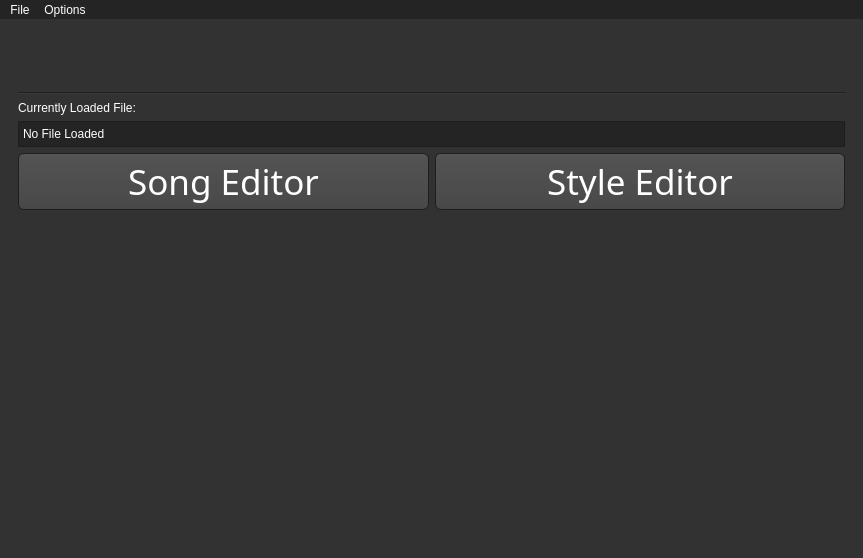
First picture: the form in WiiMusicPlus.ui, repository BenjaminHalko/WiiMusicEditorPlus, before the edit.
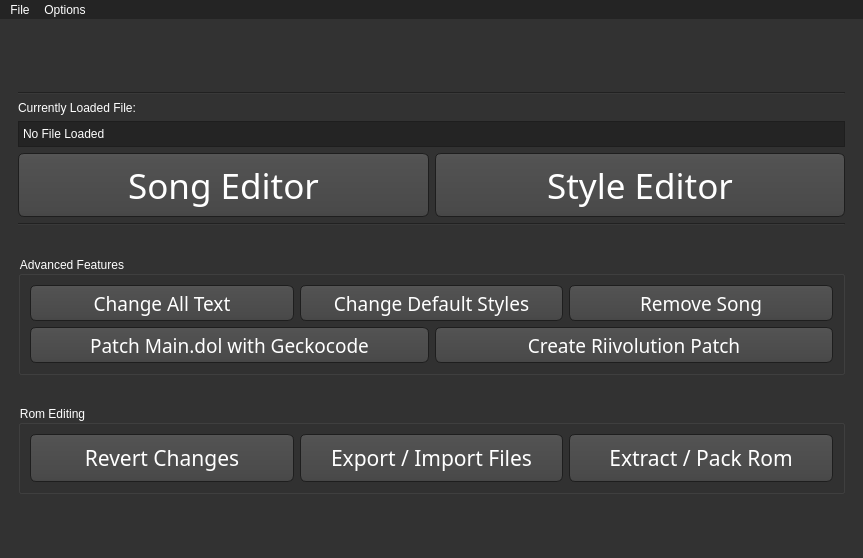
Second picture: the form after the edit. Icons and pictures are not drawn.

Commit message: Added More Menu Options

Diff of the .ui file:
```diff
--- a/WiiMusicPlus.ui
+++ b/WiiMusicPlus.ui
@@ -949,9 +949,201 @@
   <widget class="QWidget" name="centralwidget">
    <property name="palette">
     <palette>
-     <active/>
-     <inactive/>
-     <disabled/>
+     <active>
+      <colorrole role="WindowText">
+       <brush brushstyle="SolidPattern">
+        <color alpha="255">
+         <red>255</red>
+         <green>255</green>
+         <blue>255</blue>
+        </color>
+       </brush>
+      </colorrole>
+      <colorrole role="Button">
+       <brush brushstyle="SolidPattern">
+        <color alpha="255">
+         <red>50</red>
+         <green>50</green>
+         <blue>50</blue>
+        </color>
+       </brush>
+      </colorrole>
+      <colorrole role="Text">
+       <brush brushstyle="SolidPattern">
+        <color alpha="255">
+         <red>255</red>
+         <green>255</green>
+         <blue>255</blue>
+        </color>
+       </brush>
+      </colorrole>
+      <colorrole role="ButtonText">
+       <brush brushstyle="SolidPattern">
+        <color alpha="255">
+         <red>255</red>
+         <green>255</green>
+         <blue>255</blue>
+        </color>
+       </brush>
+      </colorrole>
+      <colorrole role="Base">
+       <brush brushstyle="SolidPattern">
+        <color alpha="255">
+         <red>50</red>
+         <green>50</green>
+         <blue>50</blue>
+        </color>
+       </brush>
+      </colorrole>
+      <colorrole role="Window">
+       <brush brushstyle="SolidPattern">
+        <color alpha="255">
+         <red>50</red>
+         <green>50</green>
+         <blue>50</blue>
+        </color>
+       </brush>
+      </colorrole>
+      <colorrole role="PlaceholderText">
+       <brush brushstyle="NoBrush">
+        <color alpha="128">
+         <red>0</red>
+         <green>0</green>
+         <blue>0</blue>
+        </color>
+       </brush>
+      </colorrole>
+     </active>
+     <inactive>
+      <colorrole role="WindowText">
+       <brush brushstyle="SolidPattern">
+        <color alpha="255">
+         <red>255</red>
+         <green>255</green>
+         <blue>255</blue>
+        </color>
+       </brush>
+      </colorrole>
+      <colorrole role="Button">
+       <brush brushstyle="SolidPattern">
+        <color alpha="255">
+         <red>50</red>
+         <green>50</green>
+         <blue>50</blue>
+        </color>
+       </brush>
+      </colorrole>
+      <colorrole role="Text">
+       <brush brushstyle="SolidPattern">
+        <color alpha="255">
+         <red>255</red>
+         <green>255</green>
+         <blue>255</blue>
+        </color>
+       </brush>
+      </colorrole>
+      <colorrole role="ButtonText">
+       <brush brushstyle="SolidPattern">
+        <color alpha="255">
+         <red>255</red>
+         <green>255</green>
+         <blue>255</blue>
+        </color>
+       </brush>
+      </colorrole>
+      <colorrole role="Base">
+       <brush brushstyle="SolidPattern">
+        <color alpha="255">
+         <red>50</red>
+         <green>50</green>
+         <blue>50</blue>
+        </color>
+       </brush>
+      </colorrole>
+      <colorrole role="Window">
+       <brush brushstyle="SolidPattern">
+        <color alpha="255">
+         <red>50</red>
+         <green>50</green>
+         <blue>50</blue>
+        </color>
+       </brush>
+      </colorrole>
+      <colorrole role="PlaceholderText">
+       <brush brushstyle="NoBrush">
+        <color alpha="128">
+         <red>255</red>
+         <green>255</green>
+         <blue>255</blue>
+        </color>
+       </brush>
+      </colorrole>
+     </inactive>
+     <disabled>
+      <colorrole role="WindowText">
+       <brush brushstyle="SolidPattern">
+        <color alpha="255">
+         <red>64</red>
+         <green>64</green>
+         <blue>64</blue>
+        </color>
+       </brush>
+      </colorrole>
+      <colorrole role="Button">
+       <brush brushstyle="SolidPattern">
+        <color alpha="255">
+         <red>50</red>
+         <green>50</green>
+         <blue>50</blue>
+        </color>
+       </brush>
+      </colorrole>
+      <colorrole role="Text">
+       <brush brushstyle="SolidPattern">
+        <color alpha="255">
+         <red>64</red>
+         <green>64</green>
+         <blue>64</blue>
+        </color>
+       </brush>
+      </colorrole>
+      <colorrole role="ButtonText">
+       <brush brushstyle="SolidPattern">
+        <color alpha="255">
+         <red>64</red>
+         <green>64</green>
+         <blue>64</blue>
+        </color>
+       </brush>
+      </colorrole>
+      <colorrole role="Base">
+       <brush brushstyle="SolidPattern">
+        <color alpha="255">
+         <red>50</red>
+         <green>50</green>
+         <blue>50</blue>
+        </color>
+       </brush>
+      </colorrole>
+      <colorrole role="Window">
+       <brush brushstyle="SolidPattern">
+        <color alpha="255">
+         <red>50</red>
+         <green>50</green>
+         <blue>50</blue>
+        </color>
+       </brush>
+      </colorrole>
+      <colorrole role="PlaceholderText">
+       <brush brushstyle="NoBrush">
+        <color alpha="128">
+         <red>0</red>
+         <green>0</green>
+         <blue>0</blue>
+        </color>
+       </brush>
+      </colorrole>
+     </disabled>
     </palette>
    </property>
    <layout class="QVBoxLayout" name="verticalLayout_12">
@@ -1047,7 +1239,7 @@
             <property name="minimumSize">
              <size>
               <width>0</width>
-              <height>48</height>
+              <height>64</height>
              </size>
             </property>
             <property name="font">
@@ -1066,7 +1258,7 @@
             <property name="minimumSize">
              <size>
               <width>0</width>
-              <height>48</height>
+              <height>64</height>
              </size>
             </property>
             <property name="font">
@@ -1082,6 +1274,217 @@
           </item>
          </layout>
         </item>
+        <item>
+         <widget class="Line" name="line">
+          <property name="orientation">
+           <enum>Qt::Horizontal</enum>
+          </property>
+         </widget>
+        </item>
+        <item>
+         <spacer name="verticalSpacer_2">
+          <property name="orientation">
+           <enum>Qt::Vertical</enum>
+          </property>
+          <property name="sizeHint" stdset="0">
+           <size>
+            <width>20</width>
+            <height>40</height>
+           </size>
+          </property>
+         </spacer>
+        </item>
+        <item>
+         <widget class="QGroupBox" name="groupBox_2">
+          <property name="title">
+           <string>Advanced Features</string>
+          </property>
+          <layout class="QVBoxLayout" name="verticalLayout_11">
+           <item>
+            <layout class="QHBoxLayout" name="horizontalLayout_2">
+             <item>
+              <widget class="QPushButton" name="MP_SongEditor_Button_2">
+               <property name="minimumSize">
+                <size>
+                 <width>0</width>
+                 <height>36</height>
+                </size>
+               </property>
+               <property name="font">
+                <font>
+                 <family>Continuum Medium</family>
+                 <pointsize>14</pointsize>
+                </font>
+               </property>
+               <property name="text">
+                <string>Change All Text</string>
+               </property>
+              </widget>
+             </item>
+             <item>
+              <widget class="QPushButton" name="MP_SongEditor_Button_4">
+               <property name="minimumSize">
+                <size>
+                 <width>0</width>
+                 <height>36</height>
+                </size>
+               </property>
+               <property name="font">
+                <font>
+                 <family>Continuum Medium</family>
+                 <pointsize>14</pointsize>
+                </font>
+               </property>
+               <property name="text">
+                <string>Change Default Styles</string>
+               </property>
+              </widget>
+             </item>
+             <item>
+              <widget class="QPushButton" name="MP_SongEditor_Button_5">
+               <property name="minimumSize">
+                <size>
+                 <width>0</width>
+                 <height>36</height>
+                </size>
+               </property>
+               <property name="font">
+                <font>
+                 <family>Continuum Medium</family>
+                 <pointsize>14</pointsize>
+                </font>
+               </property>
+               <property name="text">
+                <string>Remove Song</string>
+               </property>
+              </widget>
+             </item>
+            </layout>
+           </item>
+           <item>
+            <layout class="QHBoxLayout" name="horizontalLayout">
+             <item>
+              <widget class="QPushButton" name="MP_SongEditor_Button_3">
+               <property name="minimumSize">
+                <size>
+                 <width>0</width>
+                 <height>36</height>
+                </size>
+               </property>
+               <property name="font">
+                <font>
+                 <family>Continuum Medium</family>
+                 <pointsize>14</pointsize>
+                </font>
+               </property>
+               <property name="text">
+                <string>Patch Main.dol with Geckocode</string>
+               </property>
+              </widget>
+             </item>
+             <item>
+              <widget class="QPushButton" name="MP_SongEditor_Button_6">
+               <property name="minimumSize">
+                <size>
+                 <width>0</width>
+                 <height>36</height>
+                </size>
+               </property>
+               <property name="font">
+                <font>
+                 <family>Continuum Medium</family>
+                 <pointsize>14</pointsize>
+                </font>
+               </property>
+               <property name="text">
+                <string>Create Riivolution Patch</string>
+               </property>
+              </widget>
+             </item>
+            </layout>
+           </item>
+          </layout>
+         </widget>
+        </item>
+        <item>
+         <spacer name="verticalSpacer">
+          <property name="orientation">
+           <enum>Qt::Vertical</enum>
+          </property>
+          <property name="sizeHint" stdset="0">
+           <size>
+            <width>20</width>
+            <height>40</height>
+           </size>
+          </property>
+         </spacer>
+        </item>
+        <item>
+         <widget class="QGroupBox" name="groupBox">
+          <property name="title">
+           <string>Rom Editing</string>
+          </property>
+          <layout class="QHBoxLayout" name="horizontalLayout_3">
+           <item>
+            <widget class="QPushButton" name="MP_RevertChanges_Button">
+             <property name="minimumSize">
+              <size>
+               <width>0</width>
+               <height>48</height>
+              </size>
+             </property>
+             <property name="font">
+              <font>
+               <family>Continuum Medium</family>
+               <pointsize>16</pointsize>
+              </font>
+             </property>
+             <property name="text">
+              <string>Revert Changes</string>
+             </property>
+            </widget>
+           </item>
+           <item>
+            <widget class="QPushButton" name="MP_ImportExport_Button">
+             <property name="minimumSize">
+              <size>
+               <width>0</width>
+               <height>48</height>
+              </size>
+             </property>
+             <property name="font">
+              <font>
+               <family>Continuum Medium</family>
+               <pointsize>16</pointsize>
+              </font>
+             </property>
+             <property name="text">
+              <string>Export / Import Files</string>
+             </property>
+            </widget>
+           </item>
+           <item>
+            <widget class="QPushButton" name="MP_ExtractPack_Button">
+             <property name="minimumSize">
+              <size>
+               <width>0</width>
+               <height>48</height>
+              </size>
+             </property>
+             <property name="font">
+              <font>
+               <family>Continuum Medium</family>
+               <pointsize>16</pointsize>
+              </font>
+             </property>
+             <property name="text">
+              <string>Extract / Pack Rom</string>
+             </property>
+            </widget>
+           </item>
+          </layout>
+         </widget>
+        </item>
         <item>
          <spacer name="MP_VerticalSpacer">
           <property name="orientation">
```
Left out of the diff: 4 changed lines with no effect on the pictures. The commit also changes 1 other file.
